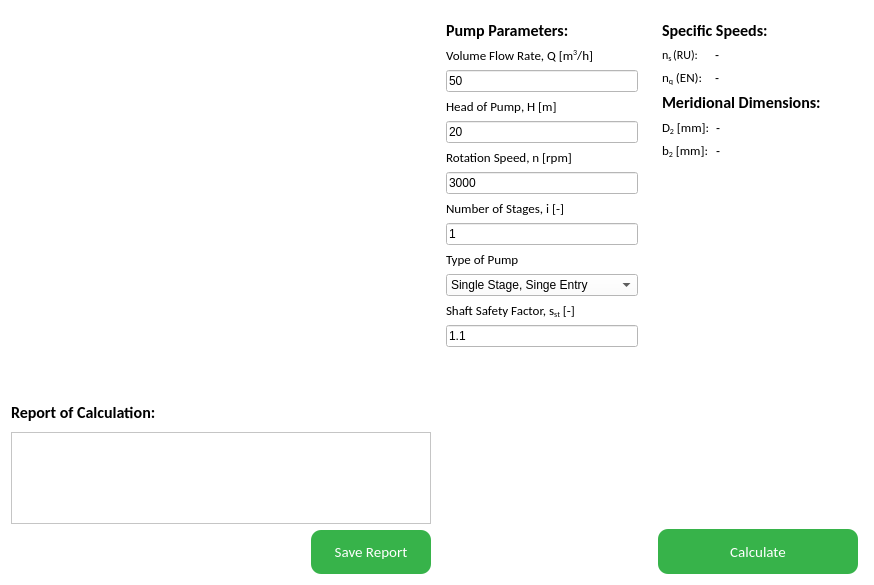
Before: the Qt Designer form src/ui/components/partswidgets/impellerwidget/impellerwidget.ui in 20jeka08/centrifugal-pump-calc, drawn with Qt 5.
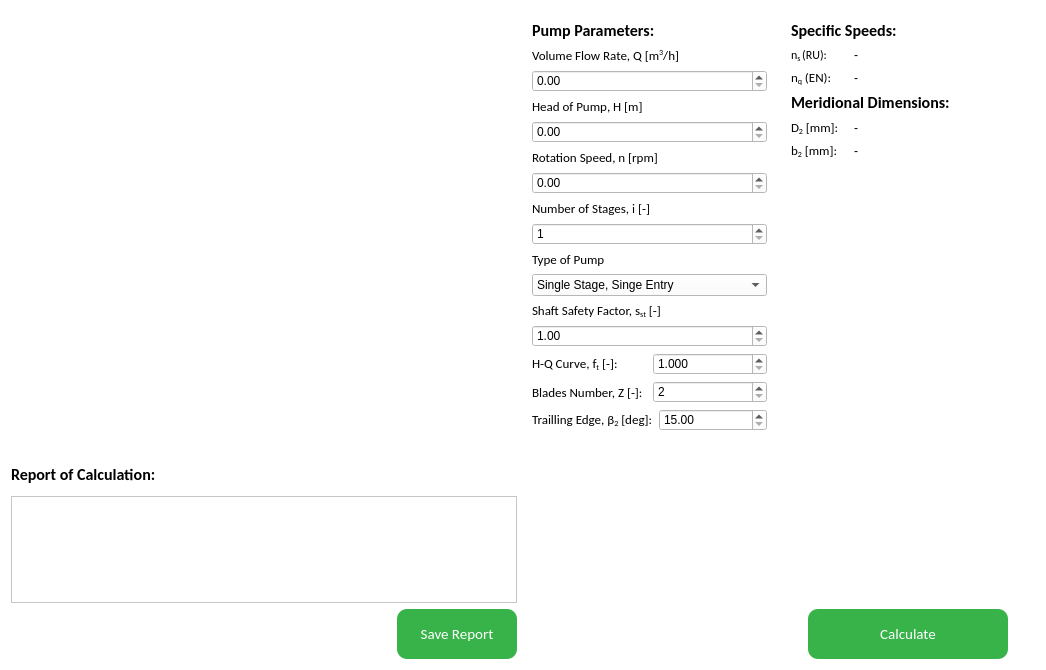
After: the same form once the commit is applied. Icons and pictures are not drawn.

Commit message: created Input parameters in UI of impeller widget

```diff
--- a/src/ui/components/partswidgets/impellerwidget/impellerwidget.ui
+++ b/src/ui/components/partswidgets/impellerwidget/impellerwidget.ui
@@ -6,8 +6,8 @@
    <rect>
     <x>0</x>
     <y>0</y>
-    <width>874</width>
-    <height>585</height>
+    <width>1046</width>
+    <height>670</height>
    </rect>
   </property>
   <property name="windowTitle">
@@ -174,8 +174,8 @@
        <rect>
         <x>0</x>
         <y>0</y>
-        <width>211</width>
-        <height>567</height>
+        <width>253</width>
+        <height>648</height>
        </rect>
       </property>
       <layout class="QVBoxLayout" name="verticalLayout_4">
@@ -208,9 +208,9 @@
         </widget>
        </item>
        <item>
-        <widget class="QLineEdit" name="volumeFlowRateLineEdit">
-         <property name="text">
-          <string>50</string>
+        <widget class="QDoubleSpinBox" name="volumeFlowRateDoubleSpinBox">
+         <property name="maximum">
+          <double>10000000.000000000000000</double>
          </property>
         </widget>
        </item>
@@ -228,9 +228,9 @@
         </widget>
        </item>
        <item>
-        <widget class="QLineEdit" name="headPumpLineEdit">
-         <property name="text">
-          <string>20</string>
+        <widget class="QDoubleSpinBox" name="headPumpDoubleSpinBox">
+         <property name="maximum">
+          <double>1000000.000000000000000</double>
          </property>
         </widget>
        </item>
@@ -248,9 +248,9 @@
         </widget>
        </item>
        <item>
-        <widget class="QLineEdit" name="rotationSpeedLineEdit">
-         <property name="text">
-          <string>3000</string>
+        <widget class="QDoubleSpinBox" name="rotationSpeedDoubleSpinBox">
+         <property name="maximum">
+          <double>1000000.000000000000000</double>
          </property>
         </widget>
        </item>
@@ -268,9 +268,12 @@
         </widget>
        </item>
        <item>
-        <widget class="QLineEdit" name="numberStagesLineEdit">
-         <property name="text">
-          <string>1</string>
+        <widget class="QSpinBox" name="numberStagesSpinBox">
+         <property name="minimum">
+          <number>1</number>
+         </property>
+         <property name="maximum">
+          <number>10000</number>
          </property>
         </widget>
        </item>
@@ -320,12 +323,105 @@
         </widget>
        </item>
        <item>
-        <widget class="QLineEdit" name="lineEdit">
-         <property name="text">
-          <string>1.1</string>
+        <widget class="QDoubleSpinBox" name="shaftSafetyFactorDoubleSpinBox">
+         <property name="minimum">
+          <double>1.000000000000000</double>
+         </property>
+         <property name="maximum">
+          <double>10.000000000000000</double>
          </property>
         </widget>
        </item>
+       <item>
+        <layout class="QHBoxLayout" name="horizontalLayout_4">
+         <item>
+          <widget class="QLabel" name="label_16">
+           <property name="font">
+            <font>
+             <family>Calibri</family>
+             <pointsize>10</pointsize>
+            </font>
+           </property>
+           <property name="text">
+            <string>&lt;html&gt;&lt;head/&gt;&lt;body&gt;&lt;p&gt;H-Q Curve, f&lt;span style=&quot; vertical-align:sub;&quot;&gt;t&lt;/span&gt; [-]: &lt;/p&gt;&lt;/body&gt;&lt;/html&gt;</string>
+           </property>
+          </widget>
+         </item>
+         <item>
+          <widget class="QDoubleSpinBox" name="hQCurveDoubleSpinBox">
+           <property name="decimals">
+            <number>3</number>
+           </property>
+           <property name="minimum">
+            <double>1.000000000000000</double>
+           </property>
+           <property name="maximum">
+            <double>1.100000000000000</double>
+           </property>
+           <property name="singleStep">
+            <double>0.001000000000000</double>
+           </property>
+           <property name="stepType">
+            <enum>QAbstractSpinBox::DefaultStepType</enum>
+           </property>
+          </widget>
+         </item>
+        </layout>
+       </item>
+       <item>
+        <layout class="QHBoxLayout" name="horizontalLayout_5">
+         <item>
+          <widget class="QLabel" name="label_17">
+           <property name="font">
+            <font>
+             <family>Calibri</family>
+             <pointsize>10</pointsize>
+            </font>
+           </property>
+           <property name="text">
+            <string>Blades Number, Z [-]:</string>
+           </property>
+          </widget>
+         </item>
+         <item>
+          <widget class="QSpinBox" name="bladesNumberSpinBox">
+           <property name="minimum">
+            <number>2</number>
+           </property>
+           <property name="maximum">
+            <number>12</number>
+           </property>
+          </widget>
+         </item>
+        </layout>
+       </item>
+       <item>
+        <layout class="QHBoxLayout" name="horizontalLayout_6">
+         <item>
+          <widget class="QLabel" name="label_12">
+           <property name="font">
+            <font>
+             <family>Calibri</family>
+             <pointsize>10</pointsize>
+            </font>
+           </property>
+           <property name="text">
+            <string>&lt;html&gt;&lt;head/&gt;&lt;body&gt;&lt;p&gt;Trailling Edge, β&lt;span style=&quot; vertical-align:sub;&quot;&gt;2&lt;/span&gt; [deg]:&lt;/p&gt;&lt;/body&gt;&lt;/html&gt;</string>
+           </property>
+          </widget>
+         </item>
+         <item>
+          <widget class="QDoubleSpinBox" name="doubleSpinBox">
+           <property name="minimum">
+            <double>15.000000000000000</double>
+           </property>
+           <property name="maximum">
+            <double>40.000000000000000</double>
+           </property>
+          </widget>
+         </item>
+        </layout>
+       </item>
        <item>
         <spacer name="verticalSpacer">
          <property name="orientation">
@@ -361,8 +457,8 @@
          <rect>
           <x>0</x>
           <y>0</y>
-          <width>209</width>
-          <height>514</height>
+          <width>250</width>
+          <height>588</height>
          </rect>
         </property>
         <layout class="QVBoxLayout" name="verticalLayout_5">
@@ -476,7 +572,7 @@
             </widget>
            </item>
            <item row="1" column="1">
-            <widget class="QLabel" name="label_12">
+            <widget class="QLabel" name="b2Label">
              <property name="text">
               <string>-</string>
              </property>
```
Left out of the diff: 2 changed lines with no effect on the pictures. The commit also changes 3 other files.
